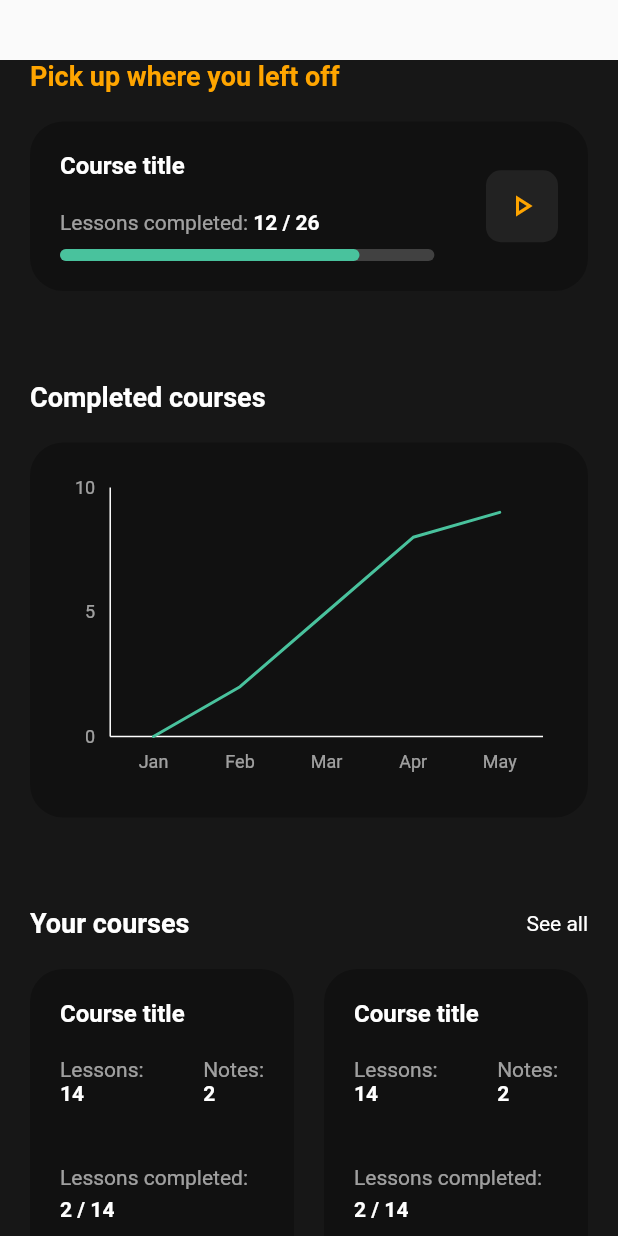
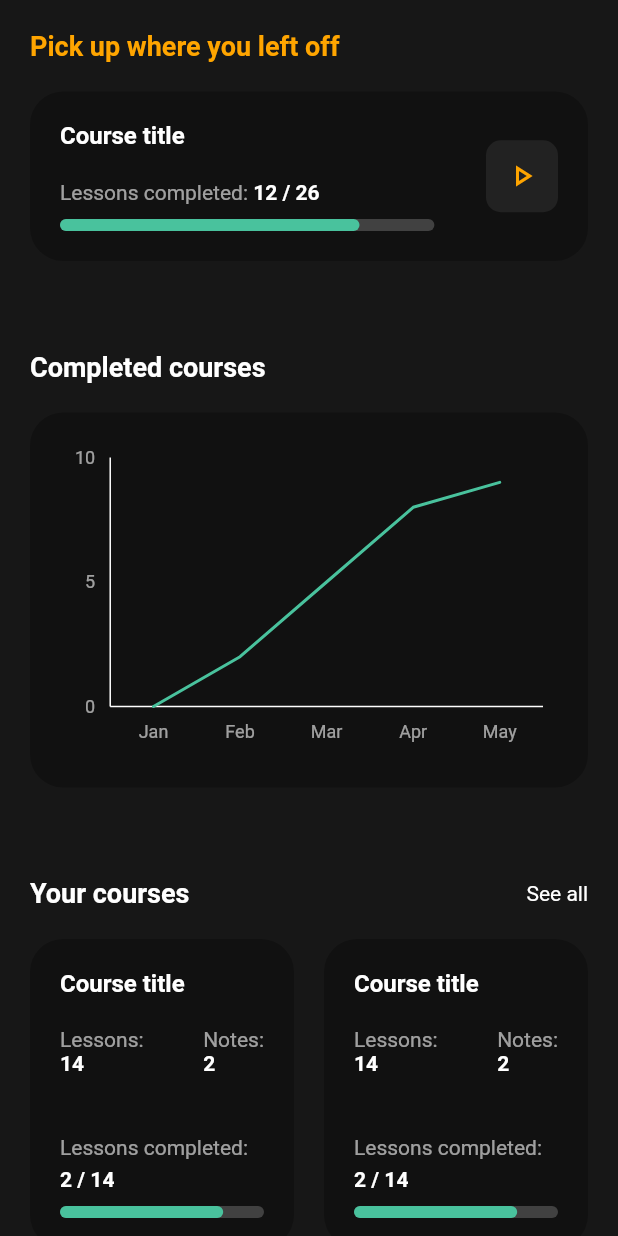
Before and after one commit to naefun/opencourse, a Flutter app: the Home screen opened directly, on a phone screen of 412 x 824 dp. Run offline on Flutter 3.47's test engine with Material 2 defaults, Android fonts, the light colour scheme and no system bars; drawn by our look-alikes of flutter_layout_grid, percent_indicator; our stand-ins replace firebase_auth, firebase_core, flutter_svg, google_fonts, syncfusion_flutter_charts; accounts and stored records are empty.

```diff
--- a/lib/authentication/home_controller.dart
+++ b/lib/authentication/home_controller.dart
@@ -6,7 +6,7 @@ import 'package:open_course/authentication/auth_provider.dart';
 import 'package:open_course/authentication/auth_service.dart';
 import 'package:open_course/navigation.dart';
 import 'package:open_course/navigators/navigator_handler.dart';
-import 'package:open_course/pages/landing.dart';
+import 'package:open_course/pages/logged_out_pages/landing.dart';
 import 'package:open_course/widgets/success_snackbar.dart';
 
 class HomeController extends StatelessWidget {
--- a/lib/main.dart
+++ b/lib/main.dart
@@ -8,7 +8,7 @@ import 'package:open_course/authentication/auth_service.dart';
 import 'package:open_course/authentication/home_controller.dart';
 import 'package:open_course/firebase_options.dart';
 import 'package:open_course/navigation.dart';
-import 'package:open_course/pages/landing.dart';
+import 'package:open_course/pages/logged_out_pages/landing.dart';
 
 void main() async {
   WidgetsFlutterBinding.ensureInitialized();
--- a/lib/pages/home.dart
+++ b/lib/pages/home.dart
@@ -4,6 +4,7 @@ import 'package:flutter/material.dart';
 import 'package:flutter_layout_grid/flutter_layout_grid.dart';
 import 'package:open_course/widgets/completed_course_graph.dart';
 import 'package:open_course/widgets/course_card.dart';
+import 'package:open_course/widgets/page_scaffold.dart';
 import 'package:open_course/widgets/resume_course_card.dart';
 
 class Home extends StatefulWidget {
@@ -16,14 +17,7 @@ class Home extends StatefulWidget {
 class _HomeState extends State<Home> {
   @override
   Widget build(BuildContext context) {
-    return SingleChildScrollView(
-      padding: const EdgeInsets.fromLTRB(0, 40, 0, 40),
-      child: Container(
-        padding: const EdgeInsets.fromLTRB(20, 0, 20, 0),
-        decoration: const BoxDecoration(color: Color(0xff171717)),
-        child: Column(
-          mainAxisSize: MainAxisSize.min,
-          crossAxisAlignment: CrossAxisAlignment.start,
+    return PageScaffold(
         children: [
           const Text(
             "Pick up where you left off",
@@ -86,8 +80,6 @@ class _HomeState extends State<Home> {
             ],
           )
         ],
-        ),
-      ),
     );
   }
 }
--- a/lib/pages/landing.dart
+++ b/lib/pages/logged_out_pages/landing.dart
@@ -1,7 +1,7 @@
 import 'package:flutter/material.dart';
 import 'package:google_fonts/google_fonts.dart';
 import 'package:flutter_svg/flutter_svg.dart';
-import 'package:open_course/pages/signup.dart';
+import 'package:open_course/pages/logged_out_pages/signup.dart';
 import 'package:open_course/widgets/app_bar_logged_out.dart';
 
 class LandingPage extends StatefulWidget {
--- a/lib/pages/login.dart
+++ b/lib/pages/logged_out_pages/login.dart
@@ -6,7 +6,7 @@ import 'package:flutter/material.dart';
 import 'package:open_course/authentication/auth_methods.dart';
 import 'package:open_course/navigation.dart';
 import 'package:open_course/navigators/navigator_handler.dart';
-import 'package:open_course/pages/signup.dart';
+import 'package:open_course/pages/logged_out_pages/signup.dart';
 import 'package:open_course/styles/form_styles.dart';
 import 'package:open_course/validation/form_validation.dart';
 import 'package:open_course/widgets/app_bar_logged_out.dart';
--- a/lib/pages/signup.dart
+++ b/lib/pages/logged_out_pages/signup.dart
@@ -2,7 +2,7 @@ import 'dart:developer';
 
 import 'package:flutter/material.dart';
 import 'package:open_course/authentication/auth_methods.dart';
-import 'package:open_course/pages/login.dart';
+import 'package:open_course/pages/logged_out_pages/login.dart';
 import 'package:open_course/styles/form_styles.dart';
 import 'package:open_course/validation/form_validation.dart';
 import 'package:open_course/widgets/app_bar_logged_out.dart';
@@ -27,7 +27,6 @@ class _SignupPageState extends State<SignupPage> {
   TextEditingController usernameController = TextEditingController();
   TextEditingController emailController = TextEditingController();
   TextEditingController passwordController = TextEditingController();
-  bool _passwordObscured = true;
 
   final GlobalKey<FormState> _registerFormKey = GlobalKey<FormState>();
 
--- a/lib/widgets/app_bar_logged_out.dart
+++ b/lib/widgets/app_bar_logged_out.dart
@@ -1,8 +1,8 @@
 import 'dart:ui';
 
 import 'package:flutter/material.dart';
-import 'package:open_course/pages/landing.dart';
-import 'package:open_course/pages/login.dart';
+import 'package:open_course/pages/logged_out_pages/landing.dart';
+import 'package:open_course/pages/logged_out_pages/login.dart';
 
 class AppBarLoggedOut extends PreferredSize {
   AppBarLoggedOut(
--- a/lib/widgets/course_card_large.dart
+++ b/lib/widgets/course_card_large.dart
@@ -1,5 +1,6 @@
 import 'package:flutter/material.dart';
 import 'package:flutter_layout_grid/flutter_layout_grid.dart';
+import 'package:open_course/navigators/navigator_handler.dart';
 import 'package:open_course/widgets/percent_progress_bar.dart';
 
 class CourseCardLarge extends StatelessWidget {
@@ -11,6 +12,8 @@ class CourseCardLarge extends StatelessWidget {
   Widget build(BuildContext context) {
     return DefaultTextStyle(
       style: TextStyle(color: Color.fromRGBO(255, 255, 255, 0.6)),
+      child: GestureDetector(
+        onTap: () => NavigatorHandler.pushLessonPage(context),
         child: Container(
           margin: EdgeInsets.fromLTRB(0, 0, 0, 20),
           decoration: BoxDecoration(
@@ -177,6 +180,7 @@ class CourseCardLarge extends StatelessWidget {
             ],
           ),
         ),
+      ),
     );
   }
 }
--- /dev/null
+++ b/lib/widgets/page_scaffold.dart
@@ -0,0 +1,63 @@
+import 'dart:developer';
+
+import 'package:flutter/material.dart';
+import 'package:flutter_layout_grid/flutter_layout_grid.dart';
+import 'package:open_course/widgets/app_bar_logged_in.dart';
+import 'package:open_course/widgets/course_card_large.dart';
+import 'package:open_course/widgets/create_course_form.dart';
+import 'package:open_course/widgets/percent_progress_bar.dart';
+
+class PageScaffold extends StatefulWidget {
+  PageScaffold({
+    Key? key,
+    required this.children,
+    this.includeAppBar = false,
+    this.appBarHeading = "",
+    this.appBarSubheading = "",
+    this.includeAppBarButton = true,
+    this.verticalPadding = 20,
+    this.horizontalPadding = 20,
+  }) : super(key: key);
+
+  List<Widget> children;
+  bool includeAppBar;
+  String appBarHeading;
+  String appBarSubheading;
+  bool includeAppBarButton;
+  double verticalPadding;
+  double horizontalPadding;
+
+  @override
+  State<PageScaffold> createState() => _PageScaffoldState();
+}
+
+class _PageScaffoldState extends State<PageScaffold> {
+  @override
+  Widget build(BuildContext context) {
+    return Scaffold(
+      appBar: widget.includeAppBar
+          ? AppBarLoggedIn(
+              heading: widget.appBarHeading,
+              subheading: widget.appBarSubheading,
+              showCreateCourseButton: widget.includeAppBarButton,
+            )
+          : null,
+      backgroundColor: Color(0xff171717),
+      body: SingleChildScrollView(
+        child: Padding(
+          padding: EdgeInsets.fromLTRB(
+            widget.horizontalPadding,
+            widget.verticalPadding,
+            widget.horizontalPadding,
+            widget.verticalPadding,
+          ),
+          child: Column(
+            mainAxisSize: MainAxisSize.min,
+            crossAxisAlignment: CrossAxisAlignment.start,
+            children: widget.children,
+          ),
+        ),
+      ),
+    );
+  }
+}
```
Also changed, not shown: lib/navigation.dart (+8 -30 lines), lib/navigators/navigator_handler.dart (+10 -1 lines), lib/pages/courses.dart (+8 -21 lines), lib/pages/lesson.dart (added, +154 -0 lines), lib/pages/settings.dart (+16 -3 lines), lib/widgets/app_bar_logged_in.dart (added, +63 -0 lines), lib/widgets/lesson_dropdown_selector.dart (added, +15 -0 lines), lib/widgets/notes_section.dart (added, +150 -0 lines). Lines whose indentation alone changed are shown as unchanged.
